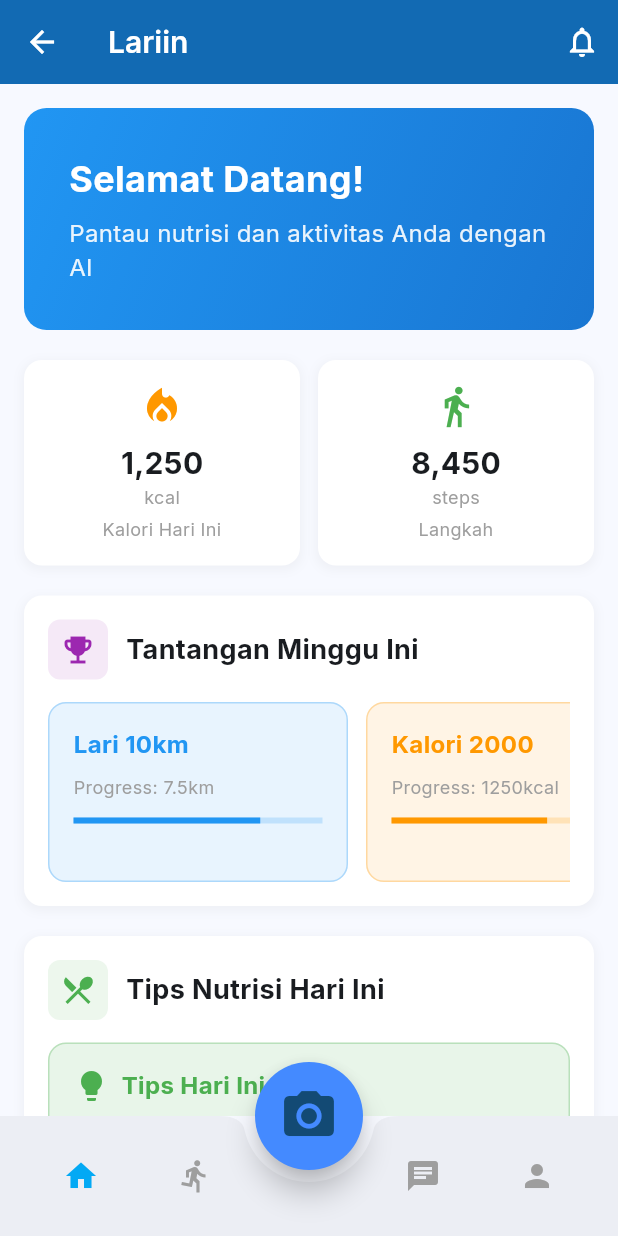
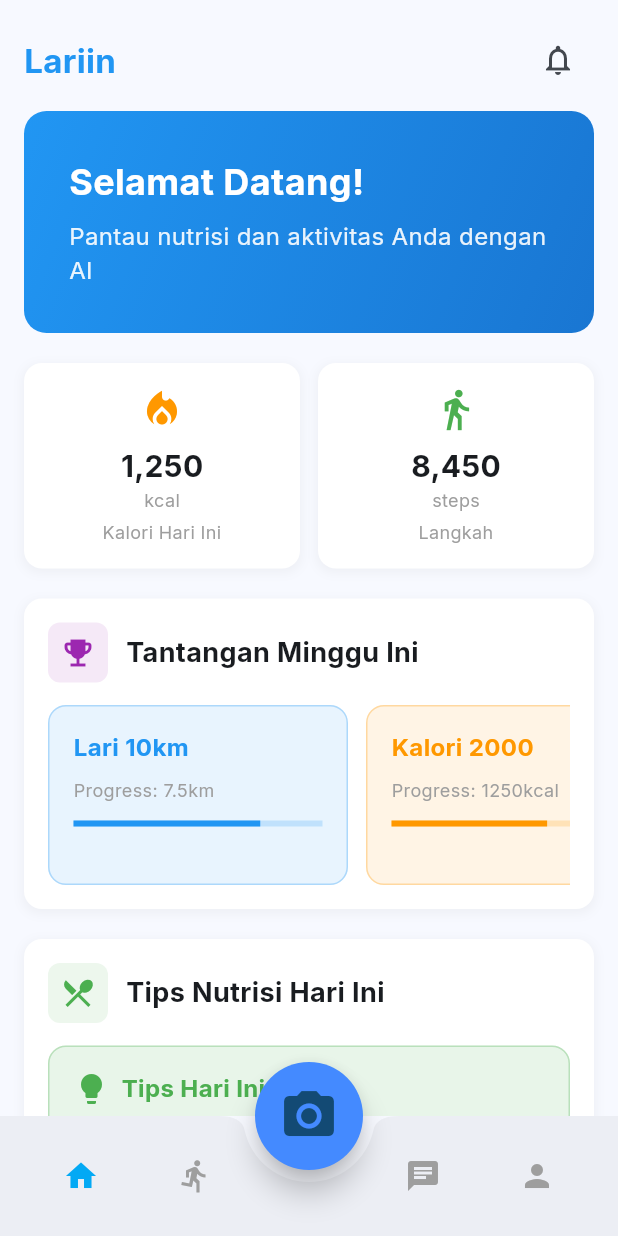
Before and after one commit to Ryknabdr/LARIIN, a Flutter app: the HomePage screen opened by its route, on a phone screen of 412 x 824 dp. Run offline on Flutter 3.47's test engine with Material 3 defaults, Android fonts, the light colour scheme and no system bars; our stand-ins replace google_fonts, google_maps_flutter, image_picker, location, shared_preferences; missing offline and left inert: google_ml_kit; accounts and stored records are empty.

Commit message:
update teros

```diff
--- a/lib/main.dart
+++ b/lib/main.dart
@@ -139,6 +139,7 @@ class _HomePageState extends State<HomePage> {
   @override
   Widget build(BuildContext context) {
     return Scaffold(
+      resizeToAvoidBottomInset: false,
       body: _pages[_selectedIndex],
       bottomNavigationBar: BottomAppBar(
         shape: const CircularNotchedRectangle(),
--- a/lib/pages/beranda.dart
+++ b/lib/pages/beranda.dart
@@ -6,9 +6,27 @@ class BerandaTab extends StatelessWidget {
   @override
   Widget build(BuildContext context) {
     return Scaffold(
-      appBar: AppBar(
-        title: const Text('Lariin'),
-        actions: [
+      // Scaffold tetap di sini agar tidak ganggu layout lain
+      resizeToAvoidBottomInset: false,
+      body: SafeArea(
+        child: SingleChildScrollView(
+          child: Padding(
+            padding: const EdgeInsets.all(16.0),
+            child: Column(
+              crossAxisAlignment: CrossAxisAlignment.start,
+              children: [
+                // AppBar manual (karena kita hapus Scaffold global)
+                Row(
+                  mainAxisAlignment: MainAxisAlignment.spaceBetween,
+                  children: [
+                    const Text(
+                      'Lariin',
+                      style: TextStyle(
+                        fontSize: 22,
+                        fontWeight: FontWeight.bold,
+                        color: Colors.blue,
+                      ),
+                    ),
                     IconButton(
                       icon: const Icon(Icons.notifications_outlined),
                       onPressed: () {
@@ -17,12 +35,8 @@ class BerandaTab extends StatelessWidget {
                     ),
                   ],
                 ),
-      body: SingleChildScrollView(
-        child: Padding(
-          padding: const EdgeInsets.all(16.0),
-          child: Column(
-            crossAxisAlignment: CrossAxisAlignment.start,
-            children: [
+                const SizedBox(height: 10),
+
                 // Welcome Section
                 Container(
                   width: double.infinity,
@@ -40,20 +54,26 @@ class BerandaTab extends StatelessWidget {
                     children: [
                       const Text(
                         'Selamat Datang!',
-                      style: TextStyle(fontSize: 24, fontWeight: FontWeight.bold, color: Colors.white),
+                        style: TextStyle(
+                          fontSize: 24,
+                          fontWeight: FontWeight.bold,
+                          color: Colors.white,
+                        ),
                       ),
                       const SizedBox(height: 8),
                       Text(
                         'Pantau nutrisi dan aktivitas Anda dengan AI',
-                      // ignore: deprecated_member_use
-                      style: TextStyle(fontSize: 16, color: Colors.white.withOpacity(0.9)),
+                        style: TextStyle(
+                          fontSize: 16,
+                          color: Colors.white.withOpacity(0.9),
+                        ),
                       ),
                     ],
                   ),
                 ),
                 const SizedBox(height: 20),
 
-              // Quick Stats Row
+                // Quick Stats
                 Row(
                   children: [
                     Expanded(
@@ -79,181 +99,44 @@ class BerandaTab extends StatelessWidget {
                 ),
                 const SizedBox(height: 20),
 
-              // Challenge Slider
-              Container(
-                padding: const EdgeInsets.all(16),
-                decoration: BoxDecoration(
-                  color: Colors.white,
-                  borderRadius: BorderRadius.circular(12),
-                  boxShadow: [
-                    BoxShadow(
-                      // ignore: deprecated_member_use
-                      color: Colors.grey.withOpacity(0.1),
-                      spreadRadius: 1,
-                      blurRadius: 5,
-                      offset: const Offset(0, 2),
-                    ),
-                  ],
-                ),
-                child: Column(
-                  crossAxisAlignment: CrossAxisAlignment.start,
-                  children: [
-                    Row(
-                      children: [
-                        Container(
-                          padding: const EdgeInsets.all(8),
-                          decoration: BoxDecoration(
-                            // ignore: deprecated_member_use
-                            color: Colors.purple.withOpacity(0.1),
-                            borderRadius: BorderRadius.circular(8),
-                          ),
-                          child: const Icon(Icons.emoji_events, color: Colors.purple),
-                        ),
-                        const SizedBox(width: 12),
-                        const Expanded(
-                          child: Text(
-                            'Tantangan Minggu Ini',
-                            style: TextStyle(fontSize: 18, fontWeight: FontWeight.bold),
-                          ),
-                        ),
-                      ],
-                    ),
-                    const SizedBox(height: 15),
-                    SizedBox(
-                      height: 120,
-                      child: ListView(
-                        scrollDirection: Axis.horizontal,
-                        children: [
-                          _buildChallengeCard(
-                            'Lari 10km',
-                            'Progress: 7.5km',
-                            0.75,
-                            Colors.blue,
-                          ),
-                          const SizedBox(width: 12),
-                          _buildChallengeCard(
-                            'Kalori 2000',
-                            'Progress: 1250kcal',
-                            0.625,
-                            Colors.orange,
-                          ),
-                          const SizedBox(width: 12),
-                          _buildChallengeCard(
-                            'Langkah 10000',
-                            'Progress: 8450 steps',
-                            0.845,
-                            Colors.green,
-                          ),
-                        ],
-                      ),
-                    ),
-                  ],
-                ),
-              ),
+                // Tantangan Minggu Ini
+                _buildChallengeSection(),
+
                 const SizedBox(height: 20),
 
-              // Nutrition Tips Section
-              Container(
-                padding: const EdgeInsets.all(16),
-                decoration: BoxDecoration(
-                  color: Colors.white,
-                  borderRadius: BorderRadius.circular(12),
-                  boxShadow: [
-                    BoxShadow(
-                      // ignore: deprecated_member_use
-                      color: Colors.grey.withOpacity(0.1),
-                      spreadRadius: 1,
-                      blurRadius: 5,
-                      offset: const Offset(0, 2),
-                    ),
-                  ],
-                ),
-                child: Column(
-                  crossAxisAlignment: CrossAxisAlignment.start,
-                  children: [
-                    Row(
-                      children: [
-                        Container(
-                          padding: const EdgeInsets.all(8),
-                          decoration: BoxDecoration(
-                            // ignore: deprecated_member_use
-                            color: Colors.green.withOpacity(0.1),
-                            borderRadius: BorderRadius.circular(8),
-                          ),
-                          child: const Icon(Icons.restaurant_menu, color: Colors.green),
-                        ),
-                        const SizedBox(width: 12),
-                        const Expanded(
-                          child: Text(
-                            'Tips Nutrisi Hari Ini',
-                            style: TextStyle(fontSize: 18, fontWeight: FontWeight.bold),
-                          ),
-                        ),
-                      ],
-                    ),
-                    const SizedBox(height: 15),
-                    Container(
-                      padding: const EdgeInsets.all(16),
-                      decoration: BoxDecoration(
-                        color: Colors.green[50],
-                        borderRadius: BorderRadius.circular(12),
-                        border: Border.all(color: Colors.green.withOpacity(0.3), width: 1),
-                      ),
-                      child: Column(
-                        crossAxisAlignment: CrossAxisAlignment.start,
-                        children: [
-                          Row(
-                            children: [
-                              const Icon(Icons.lightbulb, color: Colors.green, size: 24),
-                              const SizedBox(width: 8),
-                              const Text(
-                                'Tips Hari Ini',
-                                style: TextStyle(fontSize: 16, fontWeight: FontWeight.bold, color: Colors.green),
-                              ),
-                            ],
-                          ),
-                          const SizedBox(height: 12),
-                          const Text(
-                            'Konsumsi protein seimbang setiap hari untuk menjaga massa otot dan energi. Sumber protein baik termasuk ayam, ikan, telur, kacang-kacangan, dan produk susu rendah lemak.',
-                            style: TextStyle(fontSize: 14, color: Colors.black87, height: 1.5),
-                          ),
-                          const SizedBox(height: 12),
-                          Container(
-                            padding: const EdgeInsets.symmetric(horizontal: 12, vertical: 6),
-                            decoration: BoxDecoration(
-                              color: Colors.green,
-                              borderRadius: BorderRadius.circular(20),
-                            ),
-                            child: const Text(
-                              'Protein: 15-20% dari total kalori harian',
-                              style: TextStyle(color: Colors.white, fontSize: 12, fontWeight: FontWeight.w500),
-                            ),
-                          ),
-                        ],
-                      ),
-                    ),
-                  ],
-                ),
-              ),
+                // Tips Nutrisi
+                _buildNutritionSection(),
+
                 const SizedBox(height: 20),
 
-              // Recent Activity
+                // Aktivitas Terbaru
                 const Text(
                   'Aktivitas Terbaru',
                   style: TextStyle(fontSize: 18, fontWeight: FontWeight.bold),
                 ),
                 const SizedBox(height: 10),
-              _buildActivityItem('Lari pagi', '2.5 km • 25 menit', Icons.directions_run, Colors.orange),
-              _buildActivityItem('Workout', 'Push-up & Squat', Icons.fitness_center, Colors.blue),
-              _buildActivityItem('Makan siang sehat', 'Salad & Ayam', Icons.restaurant, Colors.green),
+                _buildActivityItem('Lari pagi', '2.5 km • 25 menit',
+                    Icons.directions_run, Colors.orange),
+                _buildActivityItem(
+                    'Workout', 'Push-up & Squat', Icons.fitness_center, Colors.blue),
+                _buildActivityItem('Makan siang sehat', 'Salad & Ayam',
+                    Icons.restaurant, Colors.green),
               ],
+            ),
           ),
         ),
       ),
     );
   }
 
-  Widget _buildStatCard(String title, String value, String unit, IconData icon, Color color) {
+  // ======== COMPONENTS =========
+  Widget _buildStatCard(
+    String title,
+    String value,
+    String unit,
+    IconData icon,
+    Color color,
+  ) {
     return Container(
       padding: const EdgeInsets.all(16),
       decoration: BoxDecoration(
@@ -276,10 +159,7 @@ class BerandaTab extends StatelessWidget {
             value,
             style: const TextStyle(fontSize: 20, fontWeight: FontWeight.bold),
           ),
-          Text(
-            unit,
-            style: const TextStyle(color: Colors.grey, fontSize: 12),
-          ),
+          Text(unit, style: const TextStyle(color: Colors.grey, fontSize: 12)),
           const SizedBox(height: 4),
           Text(
             title,
@@ -291,7 +171,70 @@ class BerandaTab extends StatelessWidget {
     );
   }
 
-  Widget _buildChallengeCard(String title, String progress, double progressValue, Color color) {
+  Widget _buildChallengeSection() {
+    return Container(
+      padding: const EdgeInsets.all(16),
+      decoration: BoxDecoration(
+        color: Colors.white,
+        borderRadius: BorderRadius.circular(12),
+        boxShadow: [
+          BoxShadow(
+            color: Colors.grey.withOpacity(0.1),
+            spreadRadius: 1,
+            blurRadius: 5,
+            offset: const Offset(0, 2),
+          ),
+        ],
+      ),
+      child: Column(
+        crossAxisAlignment: CrossAxisAlignment.start,
+        children: [
+          Row(
+            children: [
+              Container(
+                padding: const EdgeInsets.all(8),
+                decoration: BoxDecoration(
+                  color: Colors.purple.withOpacity(0.1),
+                  borderRadius: BorderRadius.circular(8),
+                ),
+                child: const Icon(Icons.emoji_events, color: Colors.purple),
+              ),
+              const SizedBox(width: 12),
+              const Expanded(
+                child: Text(
+                  'Tantangan Minggu Ini',
+                  style: TextStyle(fontSize: 18, fontWeight: FontWeight.bold),
+                ),
+              ),
+            ],
+          ),
+          const SizedBox(height: 15),
+          SizedBox(
+            height: 120,
+            child: ListView(
+              scrollDirection: Axis.horizontal,
+              children: [
+                _buildChallengeCard('Lari 10km', 'Progress: 7.5km', 0.75, Colors.blue),
+                const SizedBox(width: 12),
+                _buildChallengeCard(
+                    'Kalori 2000', 'Progress: 1250kcal', 0.625, Colors.orange),
+                const SizedBox(width: 12),
+                _buildChallengeCard('Langkah 10000', 'Progress: 8450 steps', 0.845,
+                    Colors.green),
+              ],
+            ),
+          ),
+        ],
+      ),
+    );
+  }
+
+  Widget _buildChallengeCard(
+    String title,
+    String progress,
+    double progressValue,
+    Color color,
+  ) {
     return Container(
       width: 200,
       padding: const EdgeInsets.all(16),
@@ -305,13 +248,15 @@ class BerandaTab extends StatelessWidget {
         children: [
           Text(
             title,
-            style: TextStyle(fontSize: 16, fontWeight: FontWeight.bold, color: color),
+            style: TextStyle(
+              fontSize: 16,
+              fontWeight: FontWeight.bold,
+              color: color,
+            ),
           ),
           const SizedBox(height: 8),
-          Text(
-            progress,
-            style: const TextStyle(fontSize: 12, color: Colors.grey),
-          ),
+          Text(progress,
+              style: const TextStyle(fontSize: 12, color: Colors.grey)),
           const SizedBox(height: 12),
           LinearProgressIndicator(
             value: progressValue,
@@ -323,7 +268,99 @@ class BerandaTab extends StatelessWidget {
     );
   }
 
-  Widget _buildActivityItem(String title, String subtitle, IconData icon, Color color) {
+  Widget _buildNutritionSection() {
+    return Container(
+      padding: const EdgeInsets.all(16),
+      decoration: BoxDecoration(
+        color: Colors.white,
+        borderRadius: BorderRadius.circular(12),
+        boxShadow: [
+          BoxShadow(
+            color: Colors.grey.withOpacity(0.1),
+            spreadRadius: 1,
+            blurRadius: 5,
+            offset: const Offset(0, 2),
+          ),
+        ],
+      ),
+      child: Column(
+        crossAxisAlignment: CrossAxisAlignment.start,
+        children: [
+          Row(
+            children: [
+              Container(
+                padding: const EdgeInsets.all(8),
+                decoration: BoxDecoration(
+                  color: Colors.green.withOpacity(0.1),
+                  borderRadius: BorderRadius.circular(8),
+                ),
+                child: const Icon(Icons.restaurant_menu, color: Colors.green),
+              ),
+              const SizedBox(width: 12),
+              const Expanded(
+                child: Text(
+                  'Tips Nutrisi Hari Ini',
+                  style: TextStyle(fontSize: 18, fontWeight: FontWeight.bold),
+                ),
+              ),
+            ],
+          ),
+          const SizedBox(height: 15),
+          Container(
+            padding: const EdgeInsets.all(16),
+            decoration: BoxDecoration(
+              color: Colors.green[50],
+              borderRadius: BorderRadius.circular(12),
+              border: Border.all(
+                color: Colors.green.withOpacity(0.3),
+                width: 1,
+              ),
+            ),
+            child: const Column(
+              crossAxisAlignment: CrossAxisAlignment.start,
+              children: [
+                Row(
+                  children: [
+                    Icon(Icons.lightbulb, color: Colors.green, size: 24),
+                    SizedBox(width: 8),
+                    Text(
+                      'Tips Hari Ini',
+                      style: TextStyle(
+                        fontSize: 16,
+                        fontWeight: FontWeight.bold,
+                        color: Colors.green,
+                      ),
+                    ),
+                  ],
+                ),
+                SizedBox(height: 12),
+                Text(
+                  'Konsumsi protein seimbang setiap hari untuk menjaga massa otot dan energi. Sumber protein baik termasuk ayam, ikan, telur, kacang-kacangan, dan produk susu rendah lemak.',
+                  style: TextStyle(fontSize: 14, color: Colors.black87, height: 1.5),
+                ),
+                SizedBox(height: 12),
+                Text(
+                  'Protein: 15-20% dari total kalori harian',
+                  style: TextStyle(
+                    color: Colors.green,
+                    fontSize: 12,
+                    fontWeight: FontWeight.w600,
+                  ),
+                ),
+              ],
+            ),
+          ),
+        ],
+      ),
+    );
+  }
+
+  Widget _buildActivityItem(
+    String title,
+    String subtitle,
+    IconData icon,
+    Color color,
+  ) {
     return Container(
       margin: const EdgeInsets.only(bottom: 8),
       padding: const EdgeInsets.all(12),
@@ -354,14 +391,10 @@ class BerandaTab extends StatelessWidget {
             child: Column(
               crossAxisAlignment: CrossAxisAlignment.start,
               children: [
-                Text(
-                  title,
-                  style: const TextStyle(fontWeight: FontWeight.w500),
-                ),
-                Text(
-                  subtitle,
-                  style: const TextStyle(color: Colors.grey, fontSize: 12),
-                ),
+                Text(title,
+                    style: const TextStyle(fontWeight: FontWeight.w500)),
+                Text(subtitle,
+                    style: const TextStyle(color: Colors.grey, fontSize: 12)),
               ],
             ),
           ),
--- a/lib/pages/notifikasi.dart
+++ b/lib/pages/notifikasi.dart
@@ -8,7 +8,7 @@ class NotifikasiPage extends StatelessWidget {
     return Scaffold(
       appBar: AppBar(
         title: const Text('Notifikasi'),
-        backgroundColor: const Color(0xFF00B4D8),
+        backgroundColor: const Color.fromARGB(255, 18, 106, 179),
         foregroundColor: Colors.white,
       ),
       body: ListView(
```
Also changed, not shown: lib/pages/chatbot_gizi.dart (line endings or trailing spaces). Lines whose indentation alone changed are shown as unchanged.
